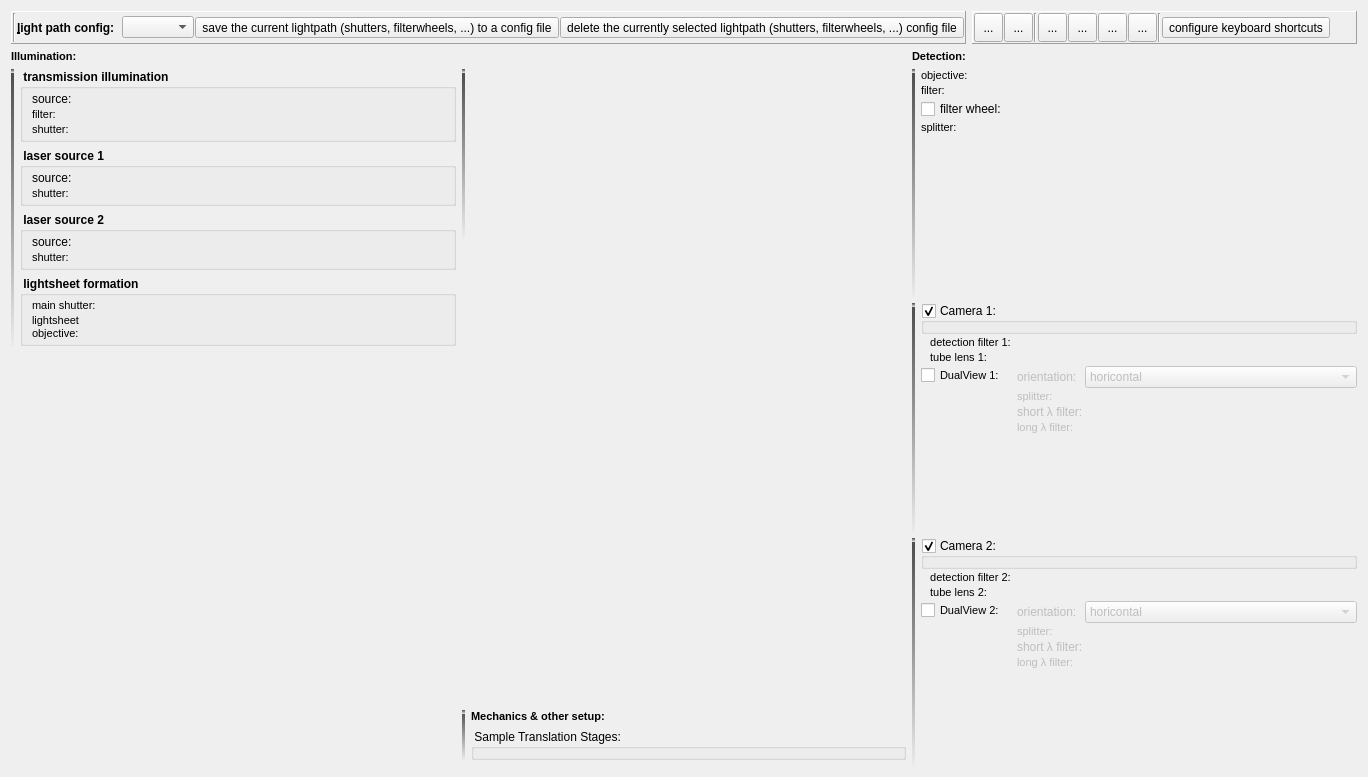
Above: plugins/spimb040/qfespimb040opticssetup.ui from jkriege2/QuickFit3 before the change. Below: the same form after it.
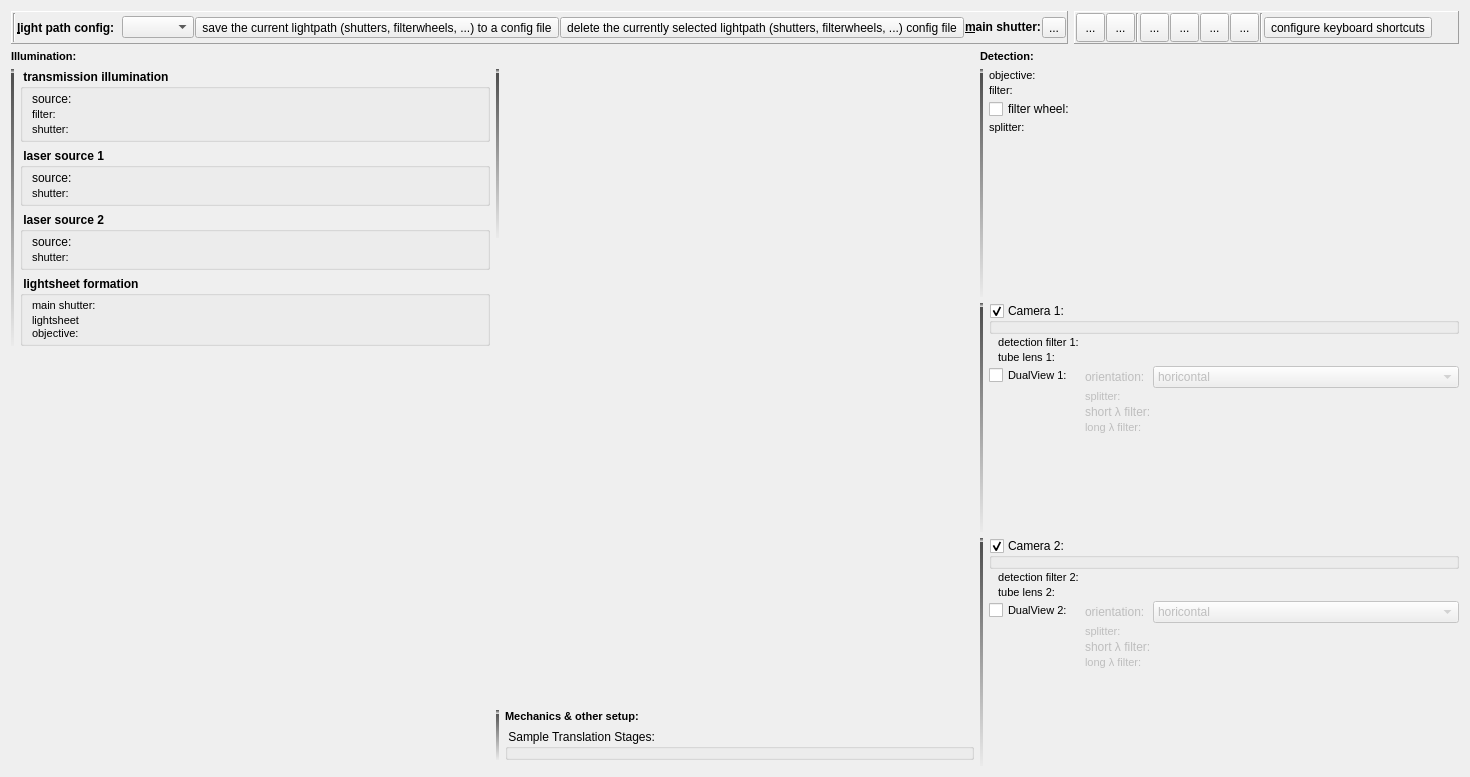
That is the form after the change. Icons and pictures are not drawn. Custom widgets are drawn as their Qt base class.

```diff
--- a/plugins/spimb040/qfespimb040opticssetup.ui
+++ b/plugins/spimb040/qfespimb040opticssetup.ui
@@ -1248,6 +1248,42 @@
           </property>
          </spacer>
         </item>
+        <item>
+         <widget class="QLabel" name="label_29">
+          <property name="font">
+           <font>
+            <weight>75</weight>
+            <bold>true</bold>
+           </font>
+          </property>
+          <property name="text">
+           <string>&lt;b&gt;&amp;main shutter:&lt;/b&gt;</string>
+          </property>
+          <property name="buddy">
+           <cstring>cmbLightpathConfig</cstring>
+          </property>
+         </widget>
+        </item>
+        <item>
+         <widget class="QToolButton" name="tbMainShutter">
+          <property name="text">
+           <string>...</string>
+          </property>
+         </widget>
+        </item>
+        <item>
+         <spacer name="horizontalSpacer_4">
+          <property name="orientation">
+           <enum>Qt::Horizontal</enum>
+          </property>
+          <property name="sizeHint" stdset="0">
+           <size>
+            <width>40</width>
+            <height>25</height>
+           </size>
+          </property>
+         </spacer>
+        </item>
        </layout>
       </widget>
      </item>
```
